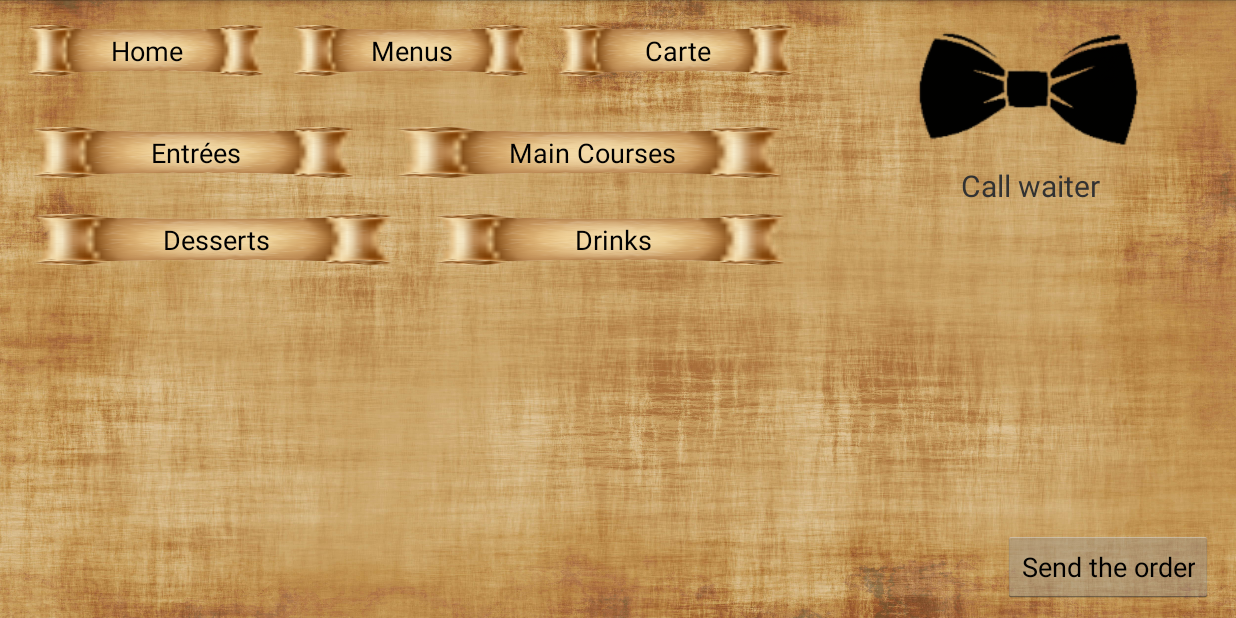
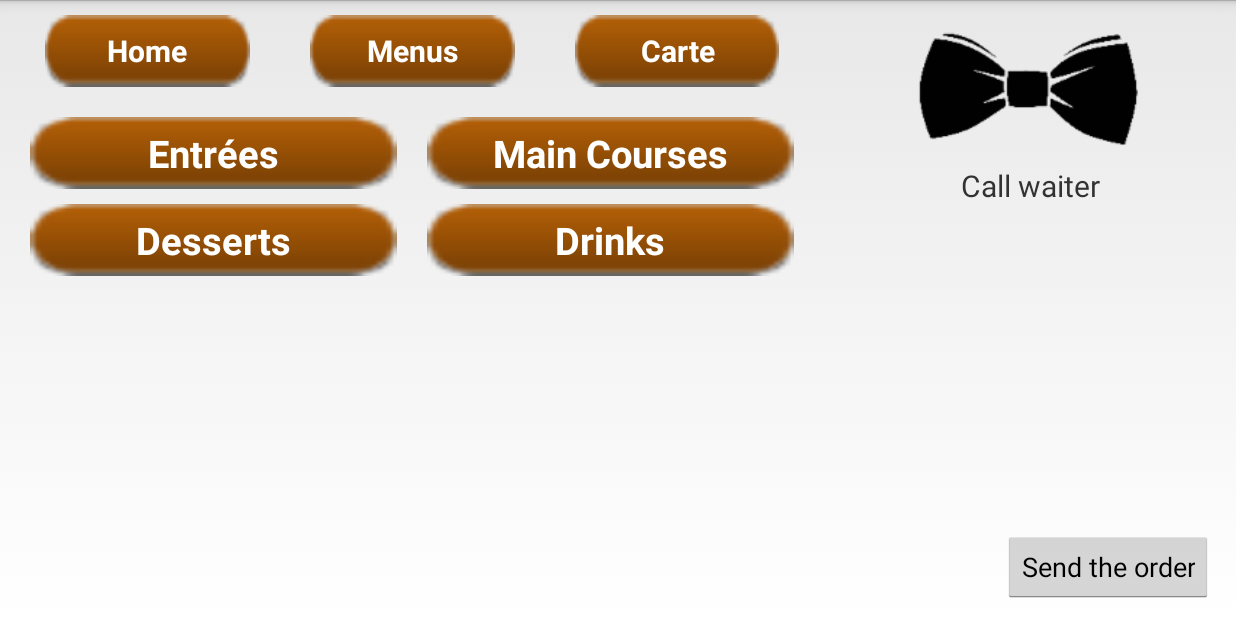
Before and after one commit to ThibaultGigant/ProjetIHM, an Android app: the CarteActivity screen opened directly, with no data from a screen before it, on a phone screen of 824 x 412 dp (held sideways). Run offline under Robolectric (Android 15) with nearby library versions, the phone set to English and light mode, and no system bars; 5 statements that could not run were skipped.

Commit message:
Changement de style des boutons

```diff
--- a/Client/app/src/main/res/layout/activity_carte.xml
+++ b/Client/app/src/main/res/layout/activity_carte.xml
@@ -7,7 +7,6 @@
 		android:layout_height="match_parent"
 		android:orientation="horizontal"
 		android:baselineAligned="false"
-		android:background="@drawable/papyruss"
 		tools:context=".CarteActivity" >
 
 		<LinearLayout
@@ -30,55 +29,75 @@
 
 			</LinearLayout>
 			<LinearLayout
-				android:layout_width="fill_parent"
+				android:layout_width="match_parent"
 				android:layout_height="wrap_content"
 				android:layout_marginBottom="10dp"
 				android:layout_weight="1"
 				android:orientation="vertical">
 				<LinearLayout
-					android:layout_width="fill_parent"
+					android:layout_width="match_parent"
 					android:layout_height="wrap_content"
 					android:layout_marginBottom="10dp"
 					android:orientation="horizontal" >
 
 					<Button
-						android:layout_width="wrap_content"
-						android:layout_height="wrap_content"
+						android:layout_width="match_parent"
+						android:layout_height="match_parent"
 						android:layout_weight="1"
 						android:onClick="goToCarteEntrees"
-						android:background="@mipmap/parchemin"
-						android:text="@string/carteEntrees" />
+						android:background="@drawable/button"
+						android:layout_marginLeft="10dp"
+						android:layout_marginRight="10dp"
+						android:textColor="#FFF"
+						android:textStyle="bold"
+						android:text="@string/carteEntrees"
+						android:textSize="25sp"/>
 					<Button
-						android:layout_width="wrap_content"
-						android:layout_height="wrap_content"
+						android:layout_width="match_parent"
+						android:layout_height="match_parent"
 						android:layout_weight="1"
 						android:onClick="goToCartePlats"
-						android:background="@mipmap/parchemin"
-						android:text="@string/cartePlats" />
+						android:background="@drawable/button"
+						android:layout_marginLeft="10dp"
+						android:layout_marginRight="10dp"
+						android:textColor="#FFF"
+						android:textStyle="bold"
+						android:text="@string/cartePlats"
+						android:textSize="25sp" />
 
 				</LinearLayout>
 				<LinearLayout
-					android:layout_width="fill_parent"
+					android:layout_width="match_parent"
 					android:layout_height="wrap_content"
 					android:layout_marginBottom="10dp"
 					android:orientation="horizontal" >
 
 
 					<Button
-						android:layout_width="wrap_content"
-						android:layout_height="wrap_content"
+						android:layout_width="match_parent"
+						android:layout_height="match_parent"
 						android:layout_weight="1"
 						android:onClick="goToCarteDesserts"
-						android:background="@mipmap/parchemin"
-						android:text="@string/carteDesserts" />
+						android:background="@drawable/button"
+						android:textStyle="bold"
+						android:text="@string/carteDesserts"
+						android:layout_marginLeft="10dp"
+						android:layout_marginRight="10dp"
+						android:textColor="#FFF"
+						android:textSize="25sp" />
 
 					<Button
-						android:layout_width="wrap_content"
-						android:layout_height="wrap_content"
+						android:layout_width="match_parent"
+						android:layout_height="match_parent"
 						android:layout_weight="1"
 						android:onClick="goToCarteBoissons"
-						android:background="@mipmap/parchemin"
-						android:text="@string/carteBoissons" />
+						android:background="@drawable/button"
+						android:textStyle="bold"
+						android:text="@string/carteBoissons"
+						android:layout_marginLeft="10dp"
+						android:layout_marginRight="10dp"
+						android:textColor="#FFF"
+						android:textSize="25sp" />
 
 				</LinearLayout>
 
--- a/Client/app/src/main/res/layout/activity_carte_boissons.xml
+++ b/Client/app/src/main/res/layout/activity_carte_boissons.xml
@@ -7,11 +7,10 @@
         android:layout_height="match_parent"
         android:orientation="horizontal"
         android:baselineAligned="false"
-        android:background="@drawable/papyruss"
         tools:context=".CarteBoissonsActivity" >
 
         <LinearLayout
-            android:layout_width="fill_parent"
+            android:layout_width="match_parent"
             android:layout_height="wrap_content"
             android:layout_marginBottom="10dp"
             android:layout_marginLeft="10dp"
--- a/Client/app/src/main/res/layout/activity_carte_desserts.xml
+++ b/Client/app/src/main/res/layout/activity_carte_desserts.xml
@@ -6,7 +6,6 @@
         android:layout_width="match_parent"
         android:layout_height="match_parent"
         android:orientation="horizontal"
-        android:background="@drawable/papyruss"
         android:baselineAligned="false"
         tools:context=".CarteDessertsActivity" >
 
--- a/Client/app/src/main/res/layout/activity_carte_entrees.xml
+++ b/Client/app/src/main/res/layout/activity_carte_entrees.xml
@@ -8,7 +8,6 @@
         android:layout_height="match_parent"
         android:orientation="horizontal"
         android:baselineAligned="false"
-        android:background="@drawable/papyruss"
         tools:context=".CarteEntreesActivity" >
 
         <LinearLayout
--- a/Client/app/src/main/res/layout/activity_carte_plats.xml
+++ b/Client/app/src/main/res/layout/activity_carte_plats.xml
@@ -6,7 +6,6 @@
         xmlns:tools="http://schemas.android.com/tools"
         android:layout_width="match_parent"
         android:layout_height="match_parent"
-        android:background="@drawable/papyruss"
         android:orientation="horizontal"
         android:baselineAligned="false"
         tools:context=".CartePlatsActivity" >
--- a/Client/app/src/main/res/layout/activity_main.xml
+++ b/Client/app/src/main/res/layout/activity_main.xml
@@ -7,7 +7,6 @@
         android:layout_width="match_parent"
         android:layout_height="wrap_content"
         android:orientation="vertical"
-        android:background="@drawable/papyruss"
         tools:context=".MainActivity" >
 
         <LinearLayout
@@ -35,6 +34,8 @@
             android:layout_width="wrap_content"
             android:layout_height="wrap_content"
             android:layout_marginBottom="10dp"
+            android:layout_marginLeft="20dp"
+            android:layout_marginRight="20dp"
             android:layout_marginTop="10dp"
             android:orientation="horizontal"
             tools:context=".MainActivity" >
--- a/Client/app/src/main/res/layout/activity_menu_a.xml
+++ b/Client/app/src/main/res/layout/activity_menu_a.xml
@@ -5,7 +5,6 @@
         xmlns:tools="http://schemas.android.com/tools"
         android:layout_width="match_parent"
         android:layout_height="match_parent"
-        android:background="@drawable/papyruss"
         android:orientation="horizontal"
         android:baselineAligned="false"
         tools:context=".MenuAActivity" >
--- a/Client/app/src/main/res/layout/activity_menu_b.xml
+++ b/Client/app/src/main/res/layout/activity_menu_b.xml
@@ -5,7 +5,6 @@
         xmlns:tools="http://schemas.android.com/tools"
         android:layout_width="match_parent"
         android:layout_height="match_parent"
-        android:background="@drawable/papyruss"
         android:orientation="horizontal"
         android:baselineAligned="false"
         tools:context=".MenuBActivity" >
--- a/Client/app/src/main/res/layout/activity_menu_c.xml
+++ b/Client/app/src/main/res/layout/activity_menu_c.xml
@@ -6,7 +6,6 @@
         xmlns:tools="http://schemas.android.com/tools"
         android:layout_width="match_parent"
         android:layout_height="match_parent"
-        android:background="@drawable/papyruss"
         android:orientation="horizontal"
         android:baselineAligned="false"
         tools:context=".MenuCActivity" >
--- a/Client/app/src/main/res/layout/activity_menu_d.xml
+++ b/Client/app/src/main/res/layout/activity_menu_d.xml
@@ -5,7 +5,6 @@
         xmlns:tools="http://schemas.android.com/tools"
         android:layout_width="match_parent"
         android:layout_height="match_parent"
-        android:background="@drawable/papyruss"
         android:orientation="horizontal"
         android:baselineAligned="false"
         tools:context=".MenuDActivity" >
--- a/Client/app/src/main/res/layout/activity_recapitulatif.xml
+++ b/Client/app/src/main/res/layout/activity_recapitulatif.xml
@@ -4,7 +4,6 @@
     android:layout_height="match_parent"
     android:orientation="horizontal"
     android:baselineAligned="false"
-    android:background="@drawable/papyruss"
     tools:context=".RecapitulatifActivity" >
 
 
--- a/Client/app/src/main/res/layout/top_menu_bar.xml
+++ b/Client/app/src/main/res/layout/top_menu_bar.xml
@@ -10,8 +10,13 @@
         android:layout_width="fill_parent"
         android:layout_height="fill_parent"
         android:layout_weight="1"
-        android:background="@mipmap/parchemin"
+        android:background="@drawable/button"
+        android:layout_marginLeft="20dp"
+        android:layout_marginRight="20dp"
         android:onClick="goToMain"
+        android:textSize="20sp"
+        android:textColor="#FFF"
+        android:textStyle="bold"
         android:text="@string/accueil" />
 
     <Button
@@ -19,7 +24,12 @@
         android:layout_height="fill_parent"
         android:layout_weight="1"
         android:onClick="goToMenus"
-        android:background="@mipmap/parchemin"
+        android:background="@drawable/button"
+        android:layout_marginLeft="20dp"
+        android:layout_marginRight="20dp"
+        android:textColor="#FFF"
+        android:textStyle="bold"
+        android:textSize="20sp"
         android:text="@string/menus" />
 
     <Button
@@ -27,7 +37,12 @@
         android:layout_height="fill_parent"
         android:layout_weight="1"
         android:onClick="goToCarte"
-        android:background="@mipmap/parchemin"
+        android:background="@drawable/button"
+        android:layout_marginLeft="20dp"
+        android:layout_marginRight="20dp"
+        android:textColor="#FFF"
+        android:textStyle="bold"
+        android:textSize="20sp"
         android:text="@string/carte" />
 
 </LinearLayout>
```
Also changed, not shown: Client/app/src/main/res/layout/activity_menus.xml (+41 -18 lines), Client/app/src/main/res/drawable-hdpi/button.png (added), Client/app/src/main/res/drawable-ldpi/button.png (added), Client/app/src/main/res/drawable-mdpi/button.png (added), Client/app/src/main/res/drawable-tvdpi/button.png (added), Client/app/src/main/res/drawable-xhdpi/button.png (added), Client/app/src/main/res/drawable-xxhdpi/button.png (added), Client/app/src/main/res/drawable-xxxhdpi/button.png (added).
